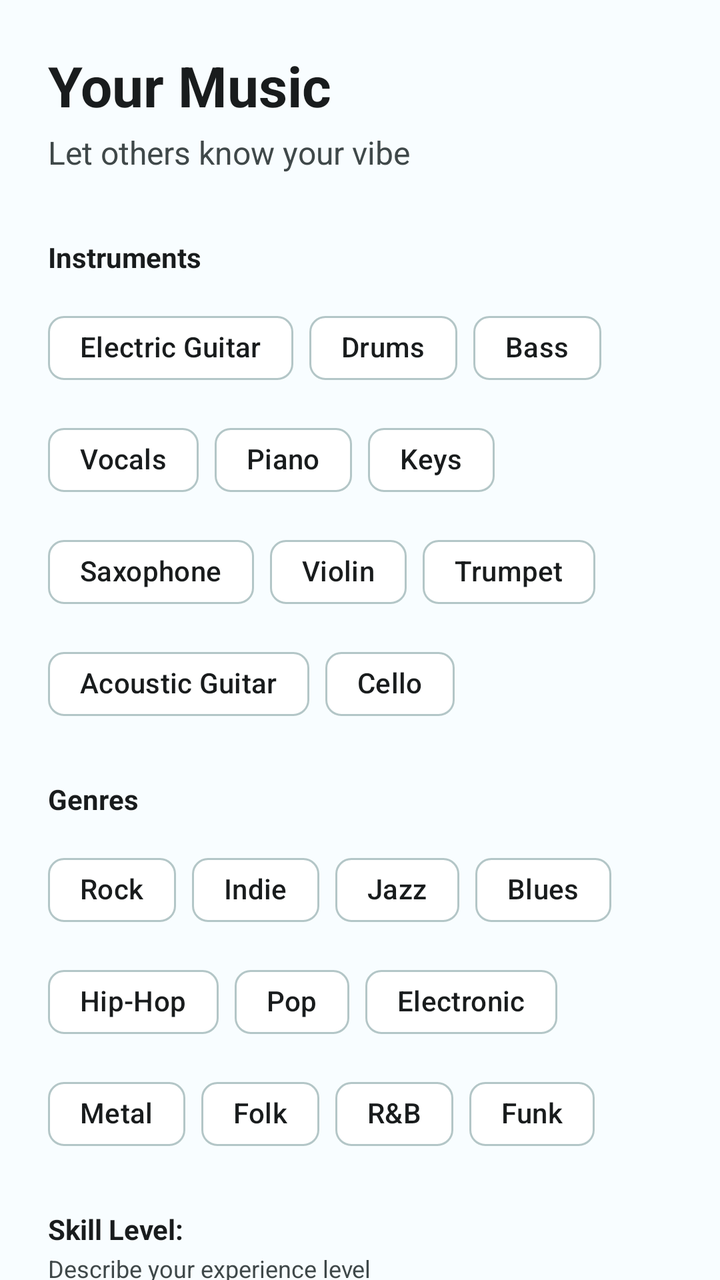
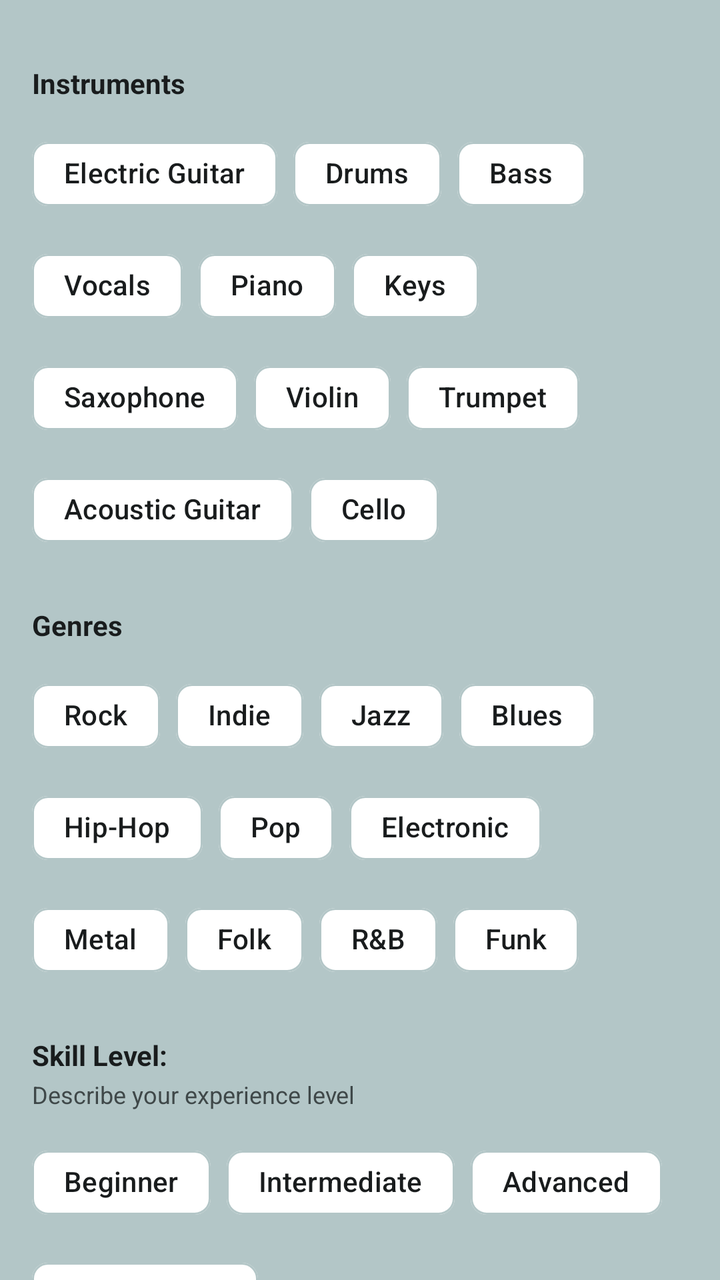

Compare the two renders of this Android layout. The source of the first and the diff that turns it into the second are given below.
<!-- AndroidManifest.xml: application theme Theme.JamMate -->
<!-- res/layout/fragment_create_profile_2.xml -->
<?xml version="1.0" encoding="utf-8"?>
<androidx.core.widget.NestedScrollView xmlns:android="http://schemas.android.com/apk/res/android"
    xmlns:app="http://schemas.android.com/apk/res-auto"
    xmlns:tools="http://schemas.android.com/tools"
    android:layout_width="match_parent"
    android:layout_height="match_parent"
    android:background="@color/app_background"
    android:fillViewport="true">

    <androidx.constraintlayout.widget.ConstraintLayout
        android:id="@+id/createProfileStep2"
        android:layout_width="match_parent"
        android:layout_height="wrap_content"
        android:padding="24dp">

        <com.google.android.material.textview.MaterialTextView
            android:id="@+id/createProfile2_LBL_header"
            android:layout_width="wrap_content"
            android:layout_height="wrap_content"
            android:text="@string/your_music"
            android:textColor="@color/app_text_main"
            android:textSize="28sp"
            android:textStyle="bold"
            app:layout_constraintStart_toStartOf="parent"
            app:layout_constraintTop_toTopOf="parent" />

        <com.google.android.material.textview.MaterialTextView
            android:id="@+id/createProfile2_LBL_subHeader"
            android:layout_width="wrap_content"
            android:layout_height="wrap_content"
            android:layout_marginTop="4dp"
            android:text="@string/let_others_know_your_vibe"
            android:textColor="@color/app_text_secondary"
            android:textSize="16sp"
            app:layout_constraintStart_toStartOf="parent"
            app:layout_constraintTop_toBottomOf="@id/createProfile2_LBL_header" />

        <com.google.android.material.textview.MaterialTextView
            android:id="@+id/createProfileStep2_LBL_instruments"
            android:layout_width="0dp"
            android:layout_height="wrap_content"
            android:layout_marginTop="32dp"
            android:text="@string/instruments"
            android:textColor="@color/app_text_main"
            android:textSize="14sp"
            android:textStyle="bold"
            app:layout_constraintEnd_toEndOf="parent"
            app:layout_constraintStart_toStartOf="parent"
            app:layout_constraintTop_toBottomOf="@id/createProfile2_LBL_subHeader" />

        <com.google.android.material.chip.ChipGroup
            android:id="@+id/createProfileStep2_CHIPGROUP_instruments"
            android:layout_width="0dp"
            android:layout_height="wrap_content"
            android:layout_marginTop="12dp"
            app:chipSpacingHorizontal="8dp"
            app:chipSpacingVertical="8dp"
            app:layout_constraintEnd_toEndOf="parent"
            app:layout_constraintStart_toStartOf="parent"
            app:layout_constraintTop_toBottomOf="@id/createProfileStep2_LBL_instruments">

            <com.google.android.material.chip.Chip
                android:id="@+id/chip_instrument_ElectricGuitar"
                style="@style/Widget.Material3.Chip.Filter"
                android:layout_width="wrap_content"
                android:layout_height="wrap_content"
                android:text="@string/electric_guitar"
                app:chipBackgroundColor="@color/app_surface"
                app:chipStrokeColor="@color/app_outline"
                app:chipStrokeWidth="1dp"
                android:textColor="@color/app_text_main" />

            <com.google.android.material.chip.Chip
                android:id="@+id/chip_instrument_Drums"
                style="@style/Widget.Material3.Chip.Filter"
                android:layout_width="wrap_content"
                android:layout_height="wrap_content"

                android:text="@string/drums"
                app:chipBackgroundColor="@color/app_surface"
                app:chipStrokeColor="@color/app_outline"
                app:chipStrokeWidth="1dp"
                android:textColor="@color/app_text_main"
                tools:ignore="HardcodedText" />

            <com.google.android.material.chip.Chip
                android:id="@+id/chip_instrument_Bass"
                style="@style/Widget.Material3.Chip.Filter"
                android:layout_width="wrap_content"
                android:layout_height="wrap_content"
                android:text="@string/bass"
                app:chipBackgroundColor="@color/app_surface"
                app:chipStrokeColor="@color/app_outline"
                app:chipStrokeWidth="1dp"
                android:textColor="@color/app_text_main" />

            <com.google.android.material.chip.Chip
                android:id="@+id/chip_instrument_Vocals"
                style="@style/Widget.Material3.Chip.Filter"
                android:layout_width="wrap_content"
                android:layout_height="wrap_content"

                android:text="@string/vocals"
                app:chipBackgroundColor="@color/app_surface"
                app:chipStrokeColor="@color/app_outline"
                app:chipStrokeWidth="1dp"
                android:textColor="@color/app_text_main" />

            <com.google.android.material.chip.Chip
                android:id="@+id/chip_instrument_Piano"
                style="@style/Widget.Material3.Chip.Filter"
                android:layout_width="wrap_content"
                android:layout_height="wrap_content"
                android:text="@string/piano"
                app:chipBackgroundColor="@color/app_surface"
                app:chipStrokeColor="@color/app_outline"
                app:chipStrokeWidth="1dp"
                android:textColor="@color/app_text_main" />

            <com.google.android.material.chip.Chip
                android:id="@+id/chip_instrument_Keys"
                style="@style/Widget.Material3.Chip.Filter"
                android:layout_width="wrap_content"
                android:layout_height="wrap_content"
                android:text="@string/keys"
                app:chipBackgroundColor="@color/app_surface"
                app:chipStrokeColor="@color/app_outline"
                app:chipStrokeWidth="1dp"
                android:textColor="@color/app_text_main" />

            <com.google.android.material.chip.Chip
                android:id="@+id/chip_instrument_Saxophone"
                style="@style/Widget.Material3.Chip.Filter"
                android:layout_width="wrap_content"
                android:layout_height="wrap_content"
                android:text="@string/saxophone"
                app:chipBackgroundColor="@color/app_surface"
                app:chipStrokeColor="@color/app_outline"
                app:chipStrokeWidth="1dp"
                android:textColor="@color/app_text_main" />

            <com.google.android.material.chip.Chip
                android:id="@+id/chip_instrument_Violin"
                style="@style/Widget.Material3.Chip.Filter"
                android:layout_width="wrap_content"
                android:layout_height="wrap_content"
                android:text="@string/violin"
                app:chipBackgroundColor="@color/app_surface"
                app:chipStrokeColor="@color/app_outline"
                app:chipStrokeWidth="1dp"
                android:textColor="@color/app_text_main" />

            <com.google.android.material.chip.Chip
                android:id="@+id/chip_instrument_Trumpet"
                style="@style/Widget.Material3.Chip.Filter"
                android:layout_width="wrap_content"
                android:layout_height="wrap_content"
                android:text="@string/trumpet"
                app:chipBackgroundColor="@color/app_surface"
                app:chipStrokeColor="@color/app_outline"
                app:chipStrokeWidth="1dp"
                android:textColor="@color/app_text_main" />

            <com.google.android.material.chip.Chip
                android:id="@+id/chip_instrument_AcousticGuitar"
                style="@style/Widget.Material3.Chip.Filter"
                android:layout_width="wrap_content"
                android:layout_height="wrap_content"
                android:text="@string/acoustic_guitar"
                app:chipBackgroundColor="@color/app_surface"
                app:chipStrokeColor="@color/app_outline"
                app:chipStrokeWidth="1dp"
                android:textColor="@color/app_text_main" />

            <com.google.android.material.chip.Chip
                android:id="@+id/chip_instrument_Cello"
                style="@style/Widget.Material3.Chip.Filter"
                android:layout_width="wrap_content"
                android:layout_height="wrap_content"
                android:text="@string/cello"
                app:chipBackgroundColor="@color/app_surface"
                app:chipStrokeColor="@color/app_outline"
                app:chipStrokeWidth="1dp"
                android:textColor="@color/app_text_main" />
        </com.google.android.material.chip.ChipGroup>

        <com.google.android.material.textview.MaterialTextView
            android:id="@+id/createProfileStep2_LBL_genres"
            android:layout_width="0dp"
            android:layout_height="wrap_content"
            android:layout_marginTop="24dp"
            android:text="@string/genres"
            android:textColor="@color/app_text_main"
            android:textSize="14sp"
            android:textStyle="bold"
            app:layout_constraintEnd_toEndOf="parent"
            app:layout_constraintStart_toStartOf="parent"
            app:layout_constraintTop_toBottomOf="@id/createProfileStep2_CHIPGROUP_instruments" />

        <com.google.android.material.chip.ChipGroup
            android:id="@+id/createProfileStep2_CHIPGROUP_genres"
            android:layout_width="0dp"
            android:layout_height="wrap_content"
            android:layout_marginTop="12dp"
            app:chipSpacingHorizontal="8dp"
            app:chipSpacingVertical="8dp"
            app:layout_constraintEnd_toEndOf="parent"
            app:layout_constraintStart_toStartOf="parent"
            app:layout_constraintTop_toBottomOf="@id/createProfileStep2_LBL_genres">

            <com.google.android.material.chip.Chip
                android:id="@+id/chip_genre_Rock"
                style="@style/Widget.Material3.Chip.Filter"
                android:layout_width="wrap_content"
                android:layout_height="wrap_content"
                android:text="@string/rock"
                app:chipBackgroundColor="@color/app_surface"
                app:chipStrokeColor="@color/app_outline"
                app:chipStrokeWidth="1dp"
                android:textColor="@color/app_text_main" />

            <com.google.android.material.chip.Chip
                android:id="@+id/chip_Indie"
                style="@style/Widget.Material3.Chip.Filter"
                android:layout_width="wrap_content"
                android:layout_height="wrap_content"
                android:text="@string/indie"
                app:chipBackgroundColor="@color/app_surface"
                app:chipStrokeColor="@color/app_outline"
                app:chipStrokeWidth="1dp"
                android:textColor="@color/app_text_main" />

            <com.google.android.material.chip.Chip
                android:id="@+id/chip_Jazz"
                style="@style/Widget.Material3.Chip.Filter"
                android:layout_width="wrap_content"
                android:layout_height="wrap_content"
                android:text="@string/jazz"
                app:chipBackgroundColor="@color/app_surface"
                app:chipStrokeColor="@color/app_outline"
                app:chipStrokeWidth="1dp"
                android:textColor="@color/app_text_main" />

            <com.google.android.material.chip.Chip
                android:id="@+id/chip_Blues"
                style="@style/Widget.Material3.Chip.Filter"
                android:layout_width="wrap_content"
                android:layout_height="wrap_content"
                android:text="@string/blues"
                app:chipBackgroundColor="@color/app_surface"
                app:chipStrokeColor="@color/app_outline"
                app:chipStrokeWidth="1dp"
                android:textColor="@color/app_text_main" />

            <com.google.android.material.chip.Chip
                android:id="@+id/chip_HipHop"
                style="@style/Widget.Material3.Chip.Filter"
                android:layout_width="wrap_content"
                android:layout_height="wrap_content"
                android:text="@string/hip_hop"
                app:chipBackgroundColor="@color/app_surface"
                app:chipStrokeColor="@color/app_outline"
                app:chipStrokeWidth="1dp"
                android:textColor="@color/app_text_main" />

            <com.google.android.material.chip.Chip
                android:id="@+id/chip_Pop"
                style="@style/Widget.Material3.Chip.Filter"
                android:layout_width="wrap_content"
                android:layout_height="wrap_content"
                android:text="@string/pop"
                app:chipBackgroundColor="@color/app_surface"
                app:chipStrokeColor="@color/app_outline"
                app:chipStrokeWidth="1dp"
                android:textColor="@color/app_text_main" />

            <com.google.android.material.chip.Chip
                android:id="@+id/chip_Electronic"
                style="@style/Widget.Material3.Chip.Filter"
                android:layout_width="wrap_content"
                android:layout_height="wrap_content"
                android:text="@string/electronic"
                app:chipBackgroundColor="@color/app_surface"
                app:chipStrokeColor="@color/app_outline"
                app:chipStrokeWidth="1dp"
                android:textColor="@color/app_text_main" />

            <com.google.android.material.chip.Chip
                android:id="@+id/chip_Metal"
                style="@style/Widget.Material3.Chip.Filter"
                android:layout_width="wrap_content"
                android:layout_height="wrap_content"
                android:text="@string/metal"
                app:chipBackgroundColor="@color/app_surface"
                app:chipStrokeColor="@color/app_outline"
                app:chipStrokeWidth="1dp"
                android:textColor="@color/app_text_main" />

            <com.google.android.material.chip.Chip
                android:id="@+id/chip_Folk"
                style="@style/Widget.Material3.Chip.Filter"
                android:layout_width="wrap_content"
                android:layout_height="wrap_content"
                android:text="@string/folk"
                app:chipBackgroundColor="@color/app_surface"
                app:chipStrokeColor="@color/app_outline"
                app:chipStrokeWidth="1dp"
                android:textColor="@color/app_text_main" />

            <com.google.android.material.chip.Chip
                android:id="@+id/chip_RandB"
                style="@style/Widget.Material3.Chip.Filter"
                android:layout_width="wrap_content"
                android:layout_height="wrap_content"
                android:text="@string/r_amp_b"
                app:chipBackgroundColor="@color/app_surface"
                app:chipStrokeColor="@color/app_outline"
                app:chipStrokeWidth="1dp"
                android:textColor="@color/app_text_main" />

            <com.google.android.material.chip.Chip
                android:id="@+id/chip_Funk"
                style="@style/Widget.Material3.Chip.Filter"
                android:layout_width="wrap_content"
                android:layout_height="wrap_content"
                android:text="@string/funk"
                app:chipBackgroundColor="@color/app_surface"
                app:chipStrokeColor="@color/app_outline"
                app:chipStrokeWidth="1dp"
                android:textColor="@color/app_text_main" />
        </com.google.android.material.chip.ChipGroup>

        
        <com.google.android.material.textview.MaterialTextView
            android:id="@+id/createProfileStep2_LBL_skill"
            android:layout_width="0dp"
            android:layout_height="wrap_content"
            android:layout_marginTop="24dp"
            android:text="@string/skill_level"
            android:textColor="@color/app_text_main"
            android:textSize="14sp"
            android:textStyle="bold"
            app:layout_constraintEnd_toEndOf="parent"
            app:layout_constraintStart_toStartOf="parent"
            app:layout_constraintTop_toBottomOf="@id/createProfileStep2_CHIPGROUP_genres" />

        <com.google.android.material.textview.MaterialTextView
            android:id="@+id/createProfileStep2_LBL_skill_hint"
            android:layout_width="0dp"
            android:layout_height="wrap_content"
            android:layout_marginTop="2dp"
            android:text="@string/describe_your_experience_level"
            android:textColor="@color/app_text_secondary"
            android:textSize="12sp"
            app:layout_constraintEnd_toEndOf="parent"
            app:layout_constraintStart_toStartOf="parent"
            app:layout_constraintTop_toBottomOf="@id/createProfileStep2_LBL_skill" />

        <com.google.android.material.chip.ChipGroup
            android:id="@+id/createProfileStep2_CHIPGROUP_skill"
            android:layout_width="0dp"
            android:layout_height="wrap_content"
            android:layout_marginTop="12dp"
            app:chipSpacingHorizontal="8dp"
            app:chipSpacingVertical="8dp"
            app:layout_constraintEnd_toEndOf="parent"
            app:layout_constraintStart_toStartOf="parent"
            app:layout_constraintTop_toBottomOf="@id/createProfileStep2_LBL_skill_hint"
            app:singleSelection="true"
            app:selectionRequired="true">

            <com.google.android.material.chip.Chip
                android:id="@+id/chip_skill_beginner"
                style="@style/Widget.Material3.Chip.Filter"
                android:layout_width="wrap_content"
                android:layout_height="wrap_content"
                android:text="@string/beginner"
                app:chipBackgroundColor="@color/app_surface"
                app:chipStrokeColor="@color/app_outline"
                app:chipStrokeWidth="1dp"
                android:textColor="@color/app_text_main" />

            <com.google.android.material.chip.Chip
                android:id="@+id/chip_skill_intermediate"
                style="@style/Widget.Material3.Chip.Filter"
                android:layout_width="wrap_content"
                android:layout_height="wrap_content"
                android:text="@string/intermediate"
                app:chipBackgroundColor="@color/app_surface"
                app:chipStrokeColor="@color/app_outline"
                app:chipStrokeWidth="1dp"
                android:textColor="@color/app_text_main" />

            <com.google.android.material.chip.Chip
                android:id="@+id/chip_skill_advanced"
                style="@style/Widget.Material3.Chip.Filter"
                android:layout_width="wrap_content"
                android:layout_height="wrap_content"
                android:text="@string/advanced"
                app:chipBackgroundColor="@color/app_surface"
                app:chipStrokeColor="@color/app_outline"
                app:chipStrokeWidth="1dp"
                android:textColor="@color/app_text_main" />

            <com.google.android.material.chip.Chip
                android:id="@+id/chip_skill_Professional"
                style="@style/Widget.Material3.Chip.Filter"
                android:layout_width="wrap_content"
                android:layout_height="wrap_content"
                android:text="@string/professional"
                app:chipBackgroundColor="@color/app_surface"
                app:chipStrokeColor="@color/app_outline"
                app:chipStrokeWidth="1dp"
                android:textColor="@color/app_text_main" />
        </com.google.android.material.chip.ChipGroup>

    </androidx.constraintlayout.widget.ConstraintLayout>
</androidx.core.widget.NestedScrollView>
<!-- resources referenced by this layout -->
<resources>
  <color name="app_background">#F8FDFF</color>
  <color name="app_outline">#B3C6C7</color>
  <color name="app_surface">#FFFFFF</color>
  <color name="app_text_main">#191C1D</color>
  <color name="app_text_secondary">#3F4849</color>
  <string name="acoustic_guitar">Acoustic Guitar</string>
  <string name="advanced">Advanced</string>
  <string name="bass">Bass</string>
  <string name="beginner">Beginner</string>
  <string name="blues">Blues</string>
  <string name="cello">Cello</string>
  <string name="describe_your_experience_level">Describe your experience level</string>
  <string name="drums">Drums</string>
  <string name="electric_guitar">Electric Guitar</string>
  <string name="electronic">Electronic</string>
  <string name="folk">Folk</string>
  <string name="funk">Funk</string>
  <string name="genres">Genres</string>
  <string name="hip_hop">Hip-Hop</string>
  <string name="indie">Indie</string>
  <string name="instruments">Instruments</string>
  <string name="intermediate">Intermediate</string>
  <string name="jazz">Jazz</string>
  <string name="keys">Keys</string>
  <string name="let_others_know_your_vibe">Let others know your vibe</string>
  <string name="metal">Metal</string>
  <string name="piano">Piano</string>
  <string name="pop">Pop</string>
  <string name="professional">Professional</string>
  <string name="r_amp_b">R&amp;B</string>
  <string name="rock">Rock</string>
  <string name="saxophone">Saxophone</string>
  <string name="skill_level">Skill Level:</string>
  <string name="trumpet">Trumpet</string>
  <string name="violin">Violin</string>
  <string name="vocals">Vocals</string>
  <string name="your_music">Your Music</string>
  <style name="Theme.JamMate" parent="Theme.Material3.DayNight.NoActionBar">
          
          <item name="colorPrimary">@color/app_accent</item>
          <item name="colorOnPrimary">@color/white</item>
          <item name="colorPrimaryContainer">@color/app_surface_variant</item>
          <item name="colorOnPrimaryContainer">@color/app_text_main</item>
  
          
          <item name="colorSecondary">@color/blue</item>
          <item name="colorOnSecondary">@color/white</item>
          <item name="colorSecondaryContainer">@color/app_surface_variant</item>
          <item name="colorOnSecondaryContainer">@color/app_text_main</item>
  
          
          <item name="colorTertiary">@color/darkTan</item>
          <item name="colorOnTertiary">@color/white</item>
          <item name="colorTertiaryContainer">@color/app_surface_variant</item>
          <item name="colorOnTertiaryContainer">@color/app_text_main</item>
  
          
          <item name="android:windowBackground">@color/app_background</item>
          <item name="colorSurface">@color/app_surface</item>
          <item name="colorOnSurface">@color/app_text_main</item>
          <item name="colorSurfaceVariant">@color/app_surface_variant</item>
          <item name="colorOnSurfaceVariant">@color/app_text_secondary</item>
          <item name="colorOutline">@color/app_outline</item>
  
          
          <item name="android:statusBarColor">@android:color/transparent</item>
          <item name="android:windowLightStatusBar">true</item>
      </style>
  <color name="app_accent">#355D61</color>
  <color name="white">#FFFFFF</color>
  <color name="app_surface_variant">#F5F5F5</color>
  <color name="blue">#42A5F5</color>
  <color name="darkTan">#D9A575</color>
</resources>

<!-- the commit's change to res/layout/fragment_create_profile_2.xml (unified diff, before → after) -->
@@ -4,49 +4,29 @@
     xmlns:tools="http://schemas.android.com/tools"
     android:layout_width="match_parent"
     android:layout_height="match_parent"
-    android:background="@color/app_background"
+    android:background="@color/app_outline"
     android:fillViewport="true">
 
     <androidx.constraintlayout.widget.ConstraintLayout
         android:id="@+id/createProfileStep2"
         android:layout_width="match_parent"
         android:layout_height="wrap_content"
-        android:padding="24dp">
-
-        <com.google.android.material.textview.MaterialTextView
-            android:id="@+id/createProfile2_LBL_header"
-            android:layout_width="wrap_content"
-            android:layout_height="wrap_content"
-            android:text="@string/your_music"
-            android:textColor="@color/app_text_main"
-            android:textSize="28sp"
-            android:textStyle="bold"
-            app:layout_constraintStart_toStartOf="parent"
-            app:layout_constraintTop_toTopOf="parent" />
-
-        <com.google.android.material.textview.MaterialTextView
-            android:id="@+id/createProfile2_LBL_subHeader"
-            android:layout_width="wrap_content"
-            android:layout_height="wrap_content"
-            android:layout_marginTop="4dp"
-            android:text="@string/let_others_know_your_vibe"
-            android:textColor="@color/app_text_secondary"
-            android:textSize="16sp"
-            app:layout_constraintStart_toStartOf="parent"
-            app:layout_constraintTop_toBottomOf="@id/createProfile2_LBL_header" />
+        android:padding="@dimen/default_padding">
+
+
 
         <com.google.android.material.textview.MaterialTextView
             android:id="@+id/createProfileStep2_LBL_instruments"
             android:layout_width="0dp"
             android:layout_height="wrap_content"
-            android:layout_marginTop="32dp"
+            android:layout_marginTop="@dimen/default_margin"
             android:text="@string/instruments"
             android:textColor="@color/app_text_main"
             android:textSize="14sp"
             android:textStyle="bold"
             app:layout_constraintEnd_toEndOf="parent"
             app:layout_constraintStart_toStartOf="parent"
-            app:layout_constraintTop_toBottomOf="@id/createProfile2_LBL_subHeader" />
+            app:layout_constraintTop_toTopOf="parent" />
 
         <com.google.android.material.chip.ChipGroup
             android:id="@+id/createProfileStep2_CHIPGROUP_instruments"
<!-- resource entries referenced after the edit -->
@@ -5,6 +5,8 @@
   <color name="app_surface">#FFFFFF</color>
   <color name="app_text_main">#191C1D</color>
   <color name="app_text_secondary">#3F4849</color>
+  <dimen name="default_margin">16dp</dimen>
+  <dimen name="default_padding">16dp</dimen>
   <string name="acoustic_guitar">Acoustic Guitar</string>
   <string name="advanced">Advanced</string>
   <string name="bass">Bass</string>
@@ -24,7 +26,6 @@
   <string name="intermediate">Intermediate</string>
   <string name="jazz">Jazz</string>
   <string name="keys">Keys</string>
-  <string name="let_others_know_your_vibe">Let others know your vibe</string>
   <string name="metal">Metal</string>
   <string name="piano">Piano</string>
   <string name="pop">Pop</string>
@@ -36,7 +37,6 @@
   <string name="trumpet">Trumpet</string>
   <string name="violin">Violin</string>
   <string name="vocals">Vocals</string>
-  <string name="your_music">Your Music</string>
   <style name="Theme.JamMate" parent="Theme.Material3.DayNight.NoActionBar">
           
           <item name="colorPrimary">@color/app_accent</item>
